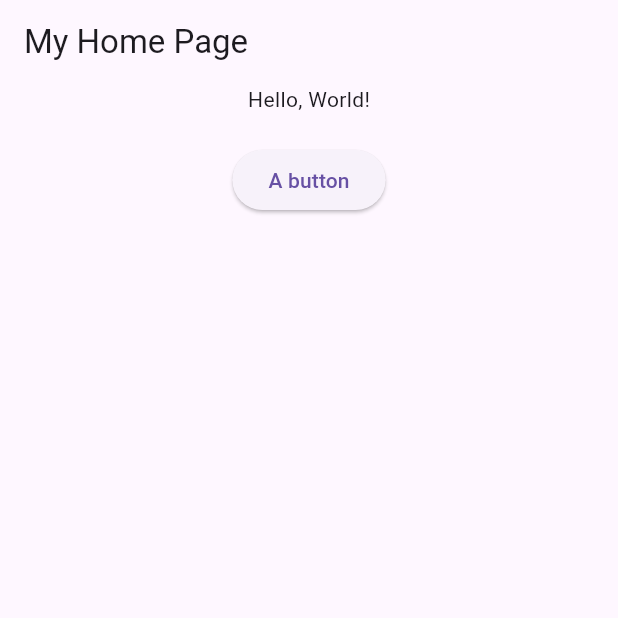
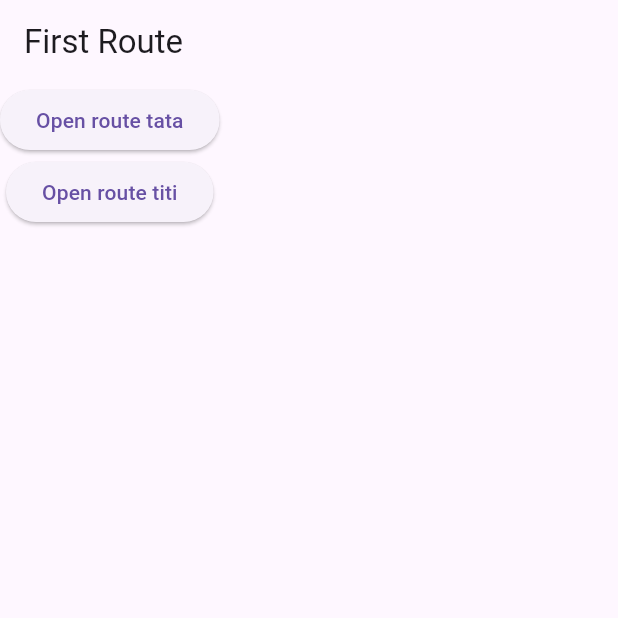
Before and after one commit to VicMls38/Flutter-Template, a Flutter app: the screen it shows after launch, on a phone screen of 412 x 824 dp, the top half of it. Run offline on Flutter 3.47's test engine with Material 3 defaults, Android fonts, the phone set to English and light mode, and no system bars.

Commit message:
Commit base app

```diff
--- a/lib/main.dart
+++ b/lib/main.dart
@@ -2,33 +2,82 @@ import 'package:flutter/material.dart';
 
 void main() => runApp(const MyApp());
 
+class Todo {
+  final String title;
+  const Todo(this.title);
+}
+
 class MyApp extends StatelessWidget {
   const MyApp({super.key});
 
+
   @override
   Widget build(BuildContext context) {
-    return MaterialApp( // Root widget
-      home: Scaffold(
-        appBar: AppBar(
-          title: const Text('My Home Page'),
-        ),
-        body: Center(
-          child: Builder(
-            builder: (context) {
-              return Column(
-                children: [
-                  const Text('Hello, World!'),
-                  const SizedBox(height: 20),
-                  ElevatedButton(
-                    onPressed: () {
-                      print('Click!');
-                    },
-                    child: const Text('A button'),
-                  ),
-                ],
+    return MaterialApp(
+      title: 'Navigation Example',
+      theme: ThemeData(
+        primarySwatch: Colors.blue,
+      ),
+      home: const FirstRoute(), // Définit la première route comme point d'entrée
+    );
+  }
+}
+
+class FirstRoute extends StatelessWidget {
+  const FirstRoute({super.key});
+
+  @override
+  Widget build(BuildContext context) {
+    return Scaffold(
+      appBar: AppBar(
+        title: const Text('First Route'),
+      ),
+      body: Column(
+        children: [
+          ElevatedButton(
+            child: const Text('Open route tata'),
+            onPressed: () {
+              // Naviguer vers la deuxième route
+              Navigator.push(
+                context,
+                MaterialPageRoute(builder: (context) => const SecondRoute(todo: Todo("tata"))),
               );
             },
           ),
+          ElevatedButton(
+            child: const Text('Open route titi'),
+            onPressed: () {
+              // Naviguer vers la deuxième route
+              Navigator.push(
+                context,
+                MaterialPageRoute(builder: (context) => const SecondRoute(todo: Todo("titi"))),
+              );
+            },
+          ),
+        ],
+      )
+    );
+  }
+}
+
+class SecondRoute extends StatelessWidget {
+  const SecondRoute({super.key, required this.todo});
+
+  final Todo todo;
+
+  @override
+  Widget build(BuildContext context) {
+    return Scaffold(
+      appBar: AppBar(
+        title: Text(todo.title),
+      ),
+      body: Center(
+        child: ElevatedButton(
+          onPressed: () {
+            // Revenir à la première route
+            Navigator.pop(context);
+          },
+          child: const Text('Go back!'),
         ),
       ),
     );
```
